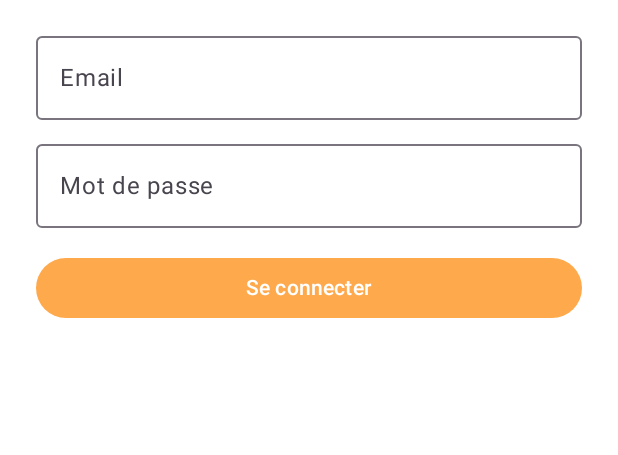
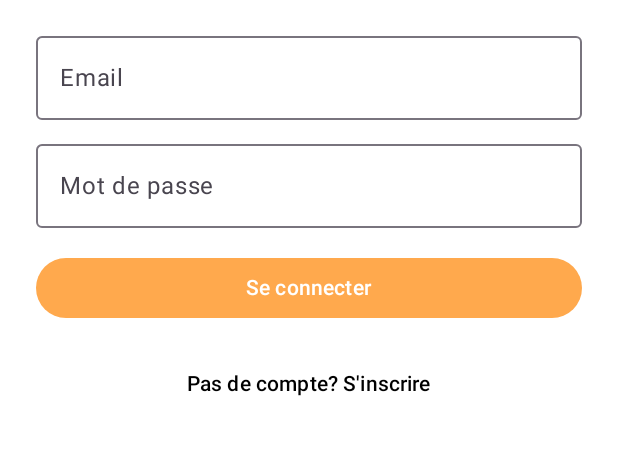
Before and after one commit to flavio-liguori/catdex, an Android app built with Jetpack Compose: the screen it shows after launch (LoginActivity), on a phone screen of 412 x 824 dp, the part 537-992 px from its top. Run offline under Robolectric (Android 15) with nearby library versions, the light colour scheme and no system bars; our stand-ins replace Firebase (no records; nobody signed in at launch, a user with empty details on screens opened directly).

Commit message:
je suis le goat update

```diff
--- a/catdex/app/src/main/java/com/example/catdex/LoginActivity.kt
+++ b/catdex/app/src/main/java/com/example/catdex/LoginActivity.kt
@@ -168,8 +168,10 @@ class LoginActivity : ComponentActivity() {
             Spacer(modifier = Modifier.height(16.dp))
 
             TextButton(onClick = { isSignUpMode = !isSignUpMode }) {
-                Text(text = if (isSignUpMode) "Déjà un compte? Se connecter" else "Pas de compte? S'inscrire")
-            }
+                Text(
+                    text = if (isSignUpMode) "Déjà un compte? Se connecter" else "Pas de compte? S'inscrire",
+                    color = Color.Black
+                )            }
         }
     }
 
```
